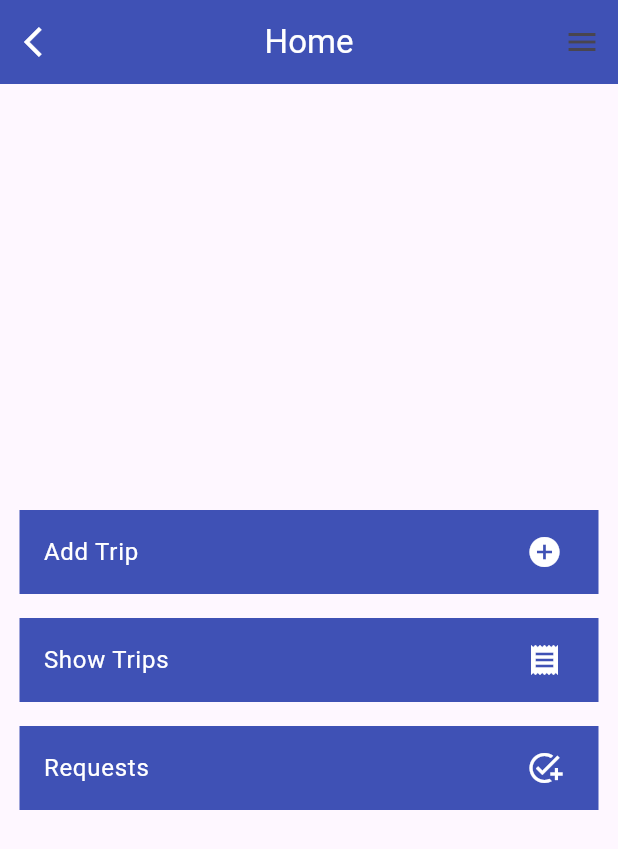
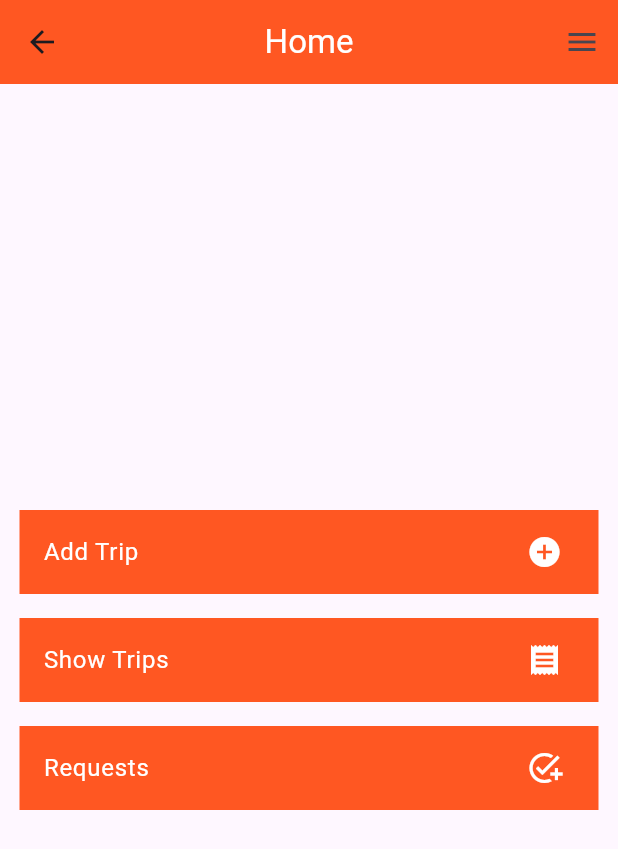
Before and after one commit to ASU-CarPool-Project/Drivers-App, a Flutter app: the screen it shows after launch, after a tap on an icon or button, on a phone screen of 412 x 824 dp. Shown: the top 849 px of the screen. Run offline on Flutter 3.47's test engine with Material 3 defaults, Android fonts, the phone set to English and light mode, and no system bars; our stand-ins replace cloud_firestore, firebase_auth, firebase_core, firebase_database, fluttertoast; accounts and stored records are empty; network calls fail.

Commit message:
edited the colors to deep orange

```diff
--- a/lib/AddRide.dart
+++ b/lib/AddRide.dart
@@ -28,7 +28,7 @@ class _AddRideState extends State<AddRide> {
   Widget build(BuildContext context) {
     return Scaffold(
       appBar: AppBar(
-        backgroundColor: Colors.indigo,
+        backgroundColor: colorsPrimary,
         leading: iconBack(context),
         title: textPageTitle("Add Rides"),
         centerTitle: true,
@@ -189,7 +189,7 @@ class _AddRideState extends State<AddRide> {
                 ),
                 ElevatedButton(
                   style: ButtonStyle(
-                    backgroundColor: MaterialStateProperty.all<Color>(Colors.indigo),
+                    backgroundColor: MaterialStateProperty.all<Color>(colorsPrimary!),
                   ),
                   onPressed: () async {
                     if (_formKey.currentState!.validate()) {
--- a/lib/MyWidgets.dart
+++ b/lib/MyWidgets.dart
@@ -1,10 +1,15 @@
 import 'package:flutter/material.dart';
+
+Color? colorsPrimary = Colors.deepOrange[500];
+Color? colorsRoute1 = Colors.deepOrangeAccent;
+Color? colorsRoute2 = Colors.deepOrange[200];
+
 
 Widget textButtons(String text) {
   return Text(
     text,
     style: const TextStyle(
-      fontSize: 18.0,
+      fontSize: 16.0,
       color: Colors.white,
     ),
   );
@@ -19,10 +24,10 @@ Widget textPageTitle(String text) {
 
 Widget textLargeTitle(String text) {
   return Padding(
-    padding: const EdgeInsets.all(8.0),
+    padding: EdgeInsets.all(8.0),
     child: Text(
       text,
-      style: const TextStyle(fontSize: 24, color: Colors.indigo),
+      style: TextStyle(fontSize: 24, color: colorsPrimary),
     ),
   );
 }
--- a/lib/SignIn.dart
+++ b/lib/SignIn.dart
@@ -27,7 +27,7 @@ class _SignInState extends State<SignIn> {
           password: controllerPassword.text);
 
       // If sign-in is successful, navigate to the next screen (Routes)
-      Navigator.push(
+      Navigator.pushReplacement(
         context,
         MaterialPageRoute(builder: (context) => home()),
       );
@@ -67,7 +67,7 @@ class _SignInState extends State<SignIn> {
   Widget build(BuildContext context) {
     return Scaffold(
       appBar: AppBar(
-        backgroundColor: Colors.indigo,
+        backgroundColor: colorsPrimary,
         title: textPageTitle("ASU CAR POOL - Driver"),
         centerTitle: true,
       ),
@@ -137,7 +137,7 @@ class _SignInState extends State<SignIn> {
                 ElevatedButton(
                   style: ButtonStyle(
                     backgroundColor:
-                    MaterialStateProperty.all<Color>(Colors.indigo),
+                    MaterialStateProperty.all<Color>(colorsPrimary!),
                   ),
                   onPressed: _signIn,
                   child: textButtons("Sign In"),
--- a/lib/ToCollegeTrips.dart
+++ b/lib/ToCollegeTrips.dart
@@ -1,6 +1,5 @@
 import 'package:flutter/material.dart';
 import 'package:firebase_database/firebase_database.dart';
-import 'AddRide.dart';
 import 'home.dart';
 import 'MyWidgets.dart';
 
--- a/lib/TripsPage.dart
+++ b/lib/TripsPage.dart
@@ -10,7 +10,7 @@ class TripsPage extends StatelessWidget {
       length: 2,
       child: Scaffold(
         appBar: AppBar(
-          backgroundColor: Colors.indigo,
+          backgroundColor: colorsPrimary,
           leading: iconBack(context),
           title: textPageTitle("Trips"),
           centerTitle: true,
@@ -45,7 +45,7 @@ class TripsPage extends StatelessWidget {
                       color: Colors.white,
                     ),
                     Text(
-                      'To Home',
+                      'From Faculty',
                       style: TextStyle(
                         color: Colors.white,
                       ),
--- a/lib/home.dart
+++ b/lib/home.dart
@@ -51,8 +51,8 @@ class _homeState extends State<home> {
   Widget build(BuildContext context) {
     return Scaffold(
         appBar: AppBar(
-          backgroundColor: Colors.indigo,
-          leading: iconBack(context),
+          backgroundColor: colorsPrimary,
+          // leading: iconBack(context),
           title: textPageTitle("Home"),
           centerTitle: true,
         ),
@@ -75,21 +75,21 @@ class _homeState extends State<home> {
                     child: const CircleAvatar(
                       radius: 37,
                       backgroundColor: Colors.white70,
-                      backgroundImage: AssetImage('assets/logos/fin.png'),
+                      backgroundImage: AssetImage('assets/logos/jake.jpg'),
                     ),
                   ),
-                  decoration: const BoxDecoration(
-                      color: Colors.indigo
+                  decoration: BoxDecoration(
+                      color: colorsPrimary
                   ),
                 ),
                 ListTile(
                   // tileColor: Theme.of(context).colorScheme.secondary,
-                  leading: const Icon(Icons.face,
-                      color: Colors.indigo),
-                  title: const Text(
+                  leading: Icon(Icons.face,
+                      color: colorsPrimary),
+                  title: Text(
                     "Profile",
                     style: TextStyle(
-                        color: Colors.indigo),
+                        color: colorsPrimary),
                   ),
                   onTap: () {
                     Navigator.of(context).push(
@@ -100,12 +100,12 @@ class _homeState extends State<home> {
                 const Divider(),
                 ListTile(
                   // tileColor: Theme.of(context).colorScheme.secondary,
-                  leading: const Icon(Icons.question_mark,
-                      color: Colors.indigo),
-                  title: const Text(
+                  leading: Icon(Icons.question_mark,
+                      color: colorsPrimary),
+                  title: Text(
                     "About",
                     style: TextStyle(
-                        color: Colors.indigo),
+                        color: colorsPrimary),
                   ),
                   onTap: () {
                     Navigator.of(context).push(
@@ -116,12 +116,12 @@ class _homeState extends State<home> {
                 const Divider(),
                 ListTile(
                   // tileColor: Theme.of(context).colorScheme.secondary,
-                  leading: const Icon(Icons.list_alt_rounded,
-                      color: Colors.indigo),
-                  title: const Text(
+                  leading: Icon(Icons.list_alt_rounded,
+                      color: colorsPrimary),
+                  title: Text(
                     "Sign Out",
                     style: TextStyle(
-                        color: Colors.indigo),
+                        color: colorsPrimary),
                   ),
                   onTap: () {
                     // Navigator.of(context).push(
@@ -146,8 +146,8 @@ class _homeState extends State<home> {
                     Padding(
                       padding: EdgeInsets.all(8.0),
                       child: InkWell(
-                        child: const ListTile(
-                          tileColor: Colors.indigo,
+                        child: ListTile(
+                          tileColor: colorsPrimary,
                           title: Text(
                             "Add Trip",
                             style: TextStyle(color: Colors.white),
@@ -169,8 +169,8 @@ class _homeState extends State<home> {
                     Padding(
                       padding: EdgeInsets.all(8.0),
                       child: InkWell(
-                        child: const ListTile(
-                          tileColor: Colors.indigo,
+                        child: ListTile(
+                          tileColor: colorsPrimary,
                           title: Text(
                             "Show Trips",
                             style: TextStyle(color: Colors.white),
@@ -192,8 +192,8 @@ class _homeState extends State<home> {
                     Padding(
                       padding: EdgeInsets.all(8.0),
                       child: InkWell(
-                        child: const ListTile(
-                          tileColor: Colors.indigo,
+                        child: ListTile(
+                          tileColor: colorsPrimary,
                           title: Text(
                             "Requests",
                             style: TextStyle(color: Colors.white),
--- a/lib/profile.dart
+++ b/lib/profile.dart
@@ -67,7 +67,7 @@ class _profileState extends State<profile> {
   Widget build(BuildContext context) {
     return Scaffold(
       appBar: AppBar(
-        backgroundColor: Colors.indigo,
+        backgroundColor: colorsPrimary,
         leading: IconButton(
           icon: const Icon(
             IconData(0xe093,
```
Also changed, not shown: lib/SignUp.dart (+5 -5 lines), lib/about.dart (+5 -5 lines), assets/logos/fin.png (deleted), assets/logos/jake.jpg (added).
